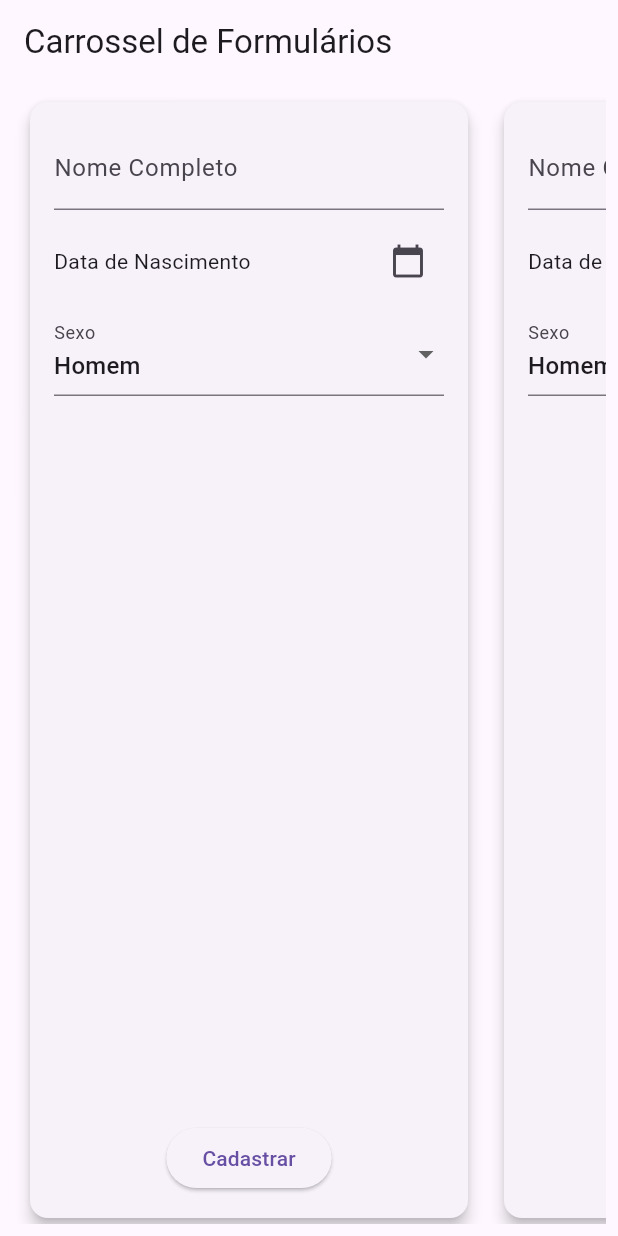
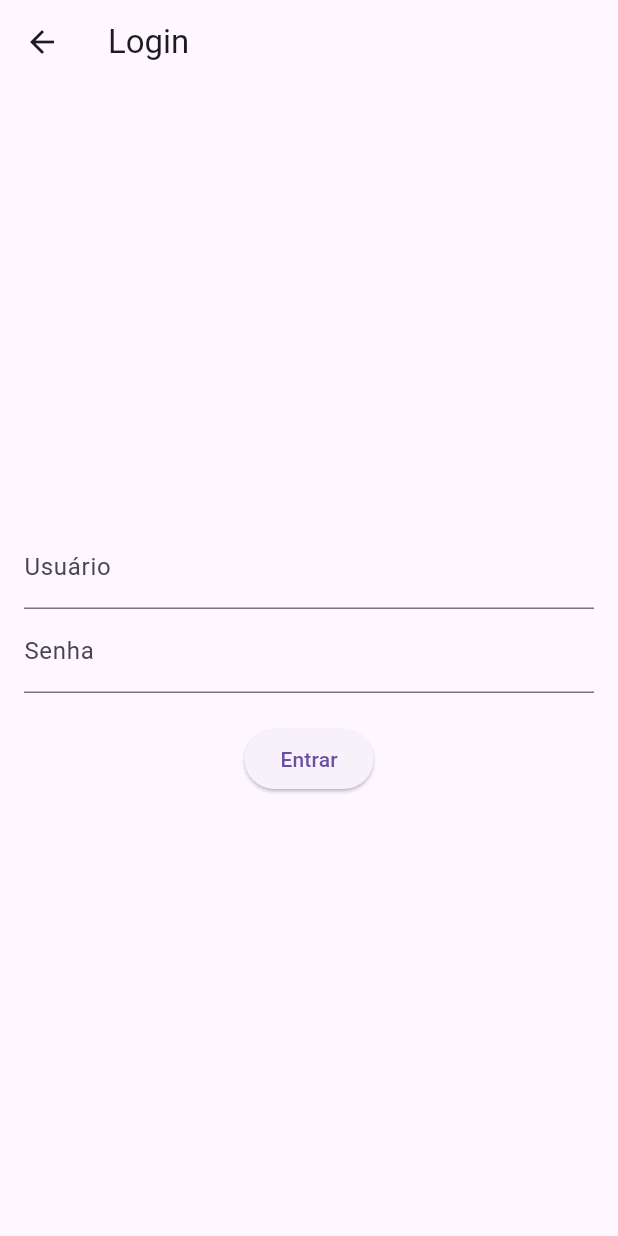
Before and after one commit to muddyorc/Desoft, a Flutter app: the screen it shows after launch, on a phone screen of 412 x 824 dp. Run offline on Flutter 3.47's test engine with Material 3 defaults, Android fonts, the light colour scheme and no system bars.

Commit message:
third commit

```diff
--- a/lib/main.dart
+++ b/lib/main.dart
@@ -1,55 +1,66 @@
 import 'package:flutter/material.dart';
 
-void main() => runApp(MaterialApp(home: CarrosselFormularios()));
-
-class CarrosselFormularios extends StatefulWidget {
-  @override
-  _CarrosselFormulariosState createState() => _CarrosselFormulariosState();
+void main() {
+  runApp(MyApp());
 }
 
-class _CarrosselFormulariosState extends State<CarrosselFormularios> {
-  List<FormularioData> formularios = List.generate(5, (_) => FormularioData());
-
-  int calcularIdade(DateTime nascimento) {
-    final hoje = DateTime.now();
-    int idade = hoje.year - nascimento.year;
-    if (hoje.month < nascimento.month ||
-        (hoje.month == nascimento.month && hoje.day < nascimento.day)) {
-      idade--;
-    }
-    return idade;
+class AuthService {
+  static bool isAuthenticated = false; // simulação simples
 }
 
-  void _selecionarData(int index) async {
-    DateTime? data = await showDatePicker(
-      context: context,
-      initialDate: DateTime(2000),
-      firstDate: DateTime(1900),
-      lastDate: DateTime.now(),
+class MyApp extends StatelessWidget {
+  @override
+  Widget build(BuildContext context) {
+    return MaterialApp(
+      title: 'Rotas Nomeadas',
+      debugShowCheckedModeBanner: false,
+      initialRoute: '/login',
+      onGenerateRoute: (settings) {
+        // Middleware simples para checar autenticação
+        if (settings.name == '/home' || settings.name == '/detalhes') {
+          if (!AuthService.isAuthenticated) {
+            return MaterialPageRoute(
+              builder: (_) => LoginPage(mensagem: "Faça login para continuar!"),
             );
-    if (data != null) {
-      setState(() {
-        formularios[index].dataNascimento = data;
-      });
           }
         }
 
-  void _validarFormulario(int index) {
-    var form = formularios[index];
-    if (form.nome.isEmpty || form.dataNascimento == null) {
-      ScaffoldMessenger.of(context).showSnackBar(
-        SnackBar(content: Text("Preencha todos os campos")),
+        switch (settings.name) {
+          case '/login':
+            return MaterialPageRoute(builder: (_) => LoginPage());
+          case '/home':
+            return MaterialPageRoute(builder: (_) => HomePage());
+          case '/detalhes':
+            final args = settings.arguments as Map<String, dynamic>;
+            return MaterialPageRoute(
+              builder: (_) => DetalhesPage(dados: args),
             );
-      return;
+          default:
+            return MaterialPageRoute(
+              builder: (_) => Scaffold(
+                body: Center(child: Text("Rota não encontrada")),
+              ),
+            );
         }
-    int idade = calcularIdade(form.dataNascimento!);
-    if (idade < 18) {
-      ScaffoldMessenger.of(context).showSnackBar(
-        SnackBar(content: Text("Idade deve ser maior que 18 anos")),
+      },
     );
+  }
+}
+
+class LoginPage extends StatelessWidget {
+  final String? mensagem;
+  LoginPage({this.mensagem});
+
+  final TextEditingController _userCtrl = TextEditingController();
+  final TextEditingController _passCtrl = TextEditingController();
+
+  void _login(BuildContext context) {
+    if (_userCtrl.text == "admin" && _passCtrl.text == "123") {
+      AuthService.isAuthenticated = true;
+      Navigator.pushReplacementNamed(context, '/home');
     } else {
       ScaffoldMessenger.of(context).showSnackBar(
-        SnackBar(content: Text("Formulário válido!")),
+        SnackBar(content: Text("Usuário ou senha inválidos")),
       );
     }
   }
@@ -57,74 +68,79 @@ class _CarrosselFormulariosState extends State<CarrosselFormularios> {
   @override
   Widget build(BuildContext context) {
     return Scaffold(
-      appBar: AppBar(title: Text("Carrossel de Formulários")),
+      appBar: AppBar(title: Text("Login")),
       body: Padding(
-        padding: const EdgeInsets.all(8.0),
-        child: ListView.builder(
-          scrollDirection: Axis.horizontal,
-          itemCount: formularios.length,
-          itemBuilder: (context, index) {
-            var form = formularios[index];
-            return Container(
-              width: 300,
-              margin: EdgeInsets.symmetric(horizontal: 8),
-              child: Card(
-                elevation: 4,
-                shape: RoundedRectangleBorder(
-                    borderRadius: BorderRadius.circular(12)),
-                child: Padding(
-                  padding: const EdgeInsets.all(16),
+        padding: const EdgeInsets.all(16.0),
         child: Column(
-                    mainAxisAlignment: MainAxisAlignment.start,
+          mainAxisAlignment: MainAxisAlignment.center,
           children: [
-                      TextFormField(
-                        decoration:
-                            InputDecoration(labelText: "Nome Completo"),
-                        onChanged: (value) => form.nome = value,
-                      ),
-                      SizedBox(height: 10),
-                      Row(
-                        children: [
-                          Expanded(
-                            child: Text(form.dataNascimento == null
-                                ? "Data de Nascimento"
-                                : "${form.dataNascimento!.day}/${form.dataNascimento!.month}/${form.dataNascimento!.year}"),
-                          ),
-                          IconButton(
-                            icon: Icon(Icons.calendar_today),
-                            onPressed: () => _selecionarData(index),
-                          ),
+            if (mensagem != null) Text(mensagem!, style: TextStyle(color: Colors.red)),
+            TextField(controller: _userCtrl, decoration: InputDecoration(labelText: "Usuário")),
+            TextField(controller: _passCtrl, decoration: InputDecoration(labelText: "Senha"), obscureText: true),
+            SizedBox(height: 20),
+            ElevatedButton(onPressed: () => _login(context), child: Text("Entrar")),
           ],
-                      ),
-                      SizedBox(height: 10),
-                      DropdownButtonFormField<String>(
-                        value: form.sexo,
-                        decoration: InputDecoration(labelText: "Sexo"),
-                        items: ["Homem", "Mulher"]
-                            .map((s) =>
-                                DropdownMenuItem(value: s, child: Text(s)))
-                            .toList(),
-                        onChanged: (value) => setState(() => form.sexo = value!),
-                      ),
-                      Spacer(),
-                      ElevatedButton(
-                        onPressed: () => _validarFormulario(index),
-                        child: Text("Cadastrar"),
-                      )
-                    ],
-                  ),
-                ),
-              ),
-            );
-          },
         ),
       ),
     );
   }
 }
 
-class FormularioData {
-  String nome = '';
-  DateTime? dataNascimento;
-  String sexo = "Homem";
+class HomePage extends StatelessWidget {
+  final Map<String, dynamic> usuario = {
+    "nome": "Julio Cezar",
+    "nascimento": "19/08/2000",
+    "telefone": "(64) 99999-9999"
+  };
+
+  @override
+  Widget build(BuildContext context) {
+    return Scaffold(
+      appBar: AppBar(title: Text("Home")),
+      body: Center(
+        child: Column(
+          mainAxisAlignment: MainAxisAlignment.center,
+          children: [
+            Text("Bem-vindo à Home!"),
+            SizedBox(height: 20),
+            ElevatedButton(
+              onPressed: () {
+                Navigator.pushNamed(context, '/detalhes', arguments: usuario);
+              },
+              child: Text("Ir para Detalhes"),
+            ),
+          ],
+        ),
+      ),
+    );
   }
+}
+
+class DetalhesPage extends StatelessWidget {
+  final Map<String, dynamic> dados;
+  DetalhesPage({required this.dados});
+
+  @override
+  Widget build(BuildContext context) {
+    return Scaffold(
+      appBar: AppBar(title: Text("Detalhes do Usuário")),
+      body: Padding(
+        padding: const EdgeInsets.all(16.0),
+        child: Card(
+          elevation: 4,
+          child: Padding(
+            padding: const EdgeInsets.all(16.0),
+            child: Column(
+              mainAxisSize: MainAxisSize.min,
+              children: [
+                Text("Nome: ${dados['nome']}", style: TextStyle(fontSize: 18)),
+                Text("Nascimento: ${dados['nascimento']}"),
+                Text("Telefone: ${dados['telefone']}"),
+              ],
+            ),
+          ),
+        ),
+      ),
+    );
+  }
+}
```
Lines whose indentation alone changed are shown as unchanged.
